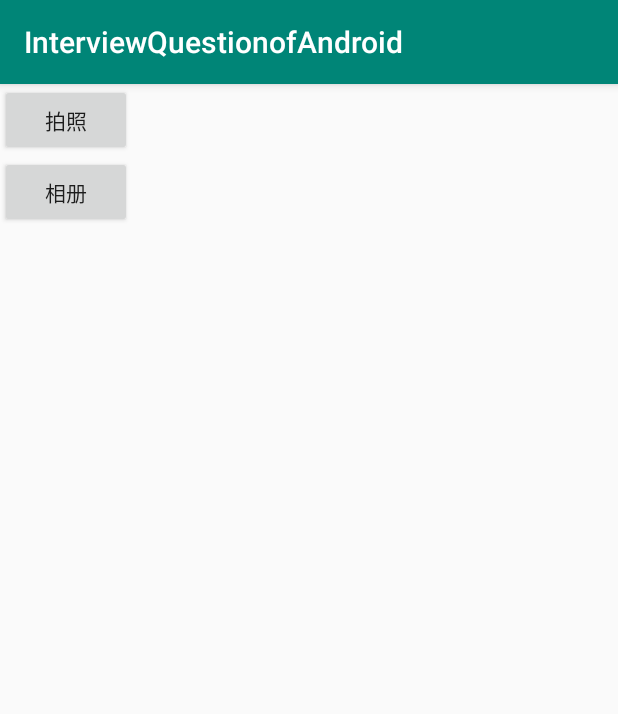
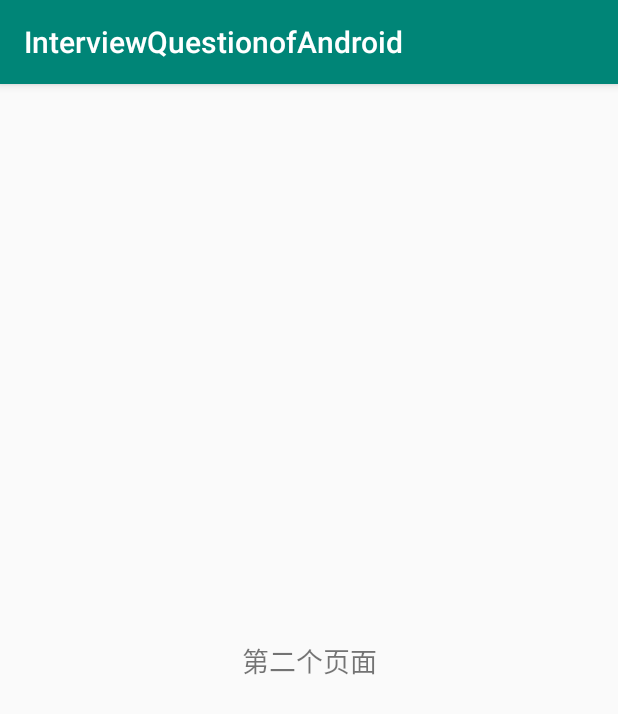
Before and after one commit to CandiceYT/InterviewQuestionofAndroid, an Android app: the screen it shows after launch (MainActivity before the commit, Main2Activity after it), after a tap on "拍照", on a phone screen of 412 x 824 dp. Shown: the top 714 px of the screen. Run offline under Robolectric (Android 15) with nearby library versions, the light colour scheme and no system bars.

Commit message:
中高级题

```diff
--- a/app/build.gradle
+++ b/app/build.gradle
@@ -1,4 +1,6 @@
 apply plugin: 'com.android.application'
+apply plugin: 'kotlin-android'
+apply plugin: 'kotlin-android-extensions'
 
 android {
     compileSdkVersion 28
@@ -29,4 +31,5 @@ dependencies {
     testImplementation 'junit:junit:4.12'
     androidTestImplementation 'com.android.support.test:runner:1.0.2'
     androidTestImplementation 'com.android.support.test.espresso:espresso-core:3.0.2'
+    implementation "org.jetbrains.kotlin:kotlin-stdlib-jdk7:$kotlin_version"
 }
--- a/app/src/main/AndroidManifest.xml
+++ b/app/src/main/AndroidManifest.xml
@@ -9,6 +9,8 @@
         android:roundIcon="@mipmap/ic_launcher_round"
         android:supportsRtl="true"
         android:theme="@style/AppTheme">
+        <activity android:name=".Main2Activity">
+        </activity>
         <activity android:name=".MainActivity">
             <intent-filter>
                 <action android:name="android.intent.action.MAIN"/>
--- /dev/null
+++ b/app/src/main/java/com/candice/interviewquestionofandroid/Main2Activity.kt
@@ -0,0 +1,64 @@
+package com.candice.interviewquestionofandroid
+
+import android.content.Context
+import android.content.Intent
+import android.os.Bundle
+import android.support.v7.app.AppCompatActivity
+import android.util.Log
+
+class Main2Activity : AppCompatActivity() {
+
+	override fun onCreate(savedInstanceState: Bundle?) {
+		super.onCreate(savedInstanceState)
+		setContentView(R.layout.activity_main2)
+		Log.e(MainActivity.TAG, "onCreate(2)")
+	}
+
+	override fun onStart() {
+		super.onStart()
+		Log.e(MainActivity.TAG, "onStart(2)")
+
+
+	}
+
+	override fun onResume() {
+		super.onResume()
+		Log.e(MainActivity.TAG, "onResume(2)")
+
+	}
+
+	override fun onPause() {
+		super.onPause()
+		Log.e(MainActivity.TAG, "onPause(2)")
+
+	}
+
+	override fun onStop() {
+		super.onStop()
+		Log.e(MainActivity.TAG, "onStop(2)")
+
+	}
+
+	override fun onRestart() {
+		super.onRestart()
+		Log.e(MainActivity.TAG, "onRestart(2)")
+
+	}
+
+	override fun onDestroy() {
+		super.onDestroy()
+		Log.e(MainActivity.TAG, "onDestroy(2)")
+
+	}
+
+	companion object {
+		@JvmStatic
+		fun launch(context: Context) {
+			val intent = Intent()
+			intent.setClass(context,Main2Activity::class.java)
+			context.startActivity(intent)
+		}
+	}
+
+
+}
--- a/app/src/main/java/com/candice/interviewquestionofandroid/MainActivity.java
+++ b/app/src/main/java/com/candice/interviewquestionofandroid/MainActivity.java
@@ -1,12 +1,15 @@
 package com.candice.interviewquestionofandroid;
 
+import android.content.DialogInterface;
 import android.os.Bundle;
+import android.support.v7.app.AlertDialog;
 import android.support.v7.app.AppCompatActivity;
 import android.util.Log;
 import android.view.View;
 import android.widget.Button;
 
 public class MainActivity extends AppCompatActivity implements View.OnClickListener {
+	public static final String TAG =MainActivity.class.getSimpleName();
 
 	private final  static int REQUEST_CODE_CAPTURE = 0;
 	private Button mBtnTakePic;
@@ -23,7 +26,7 @@ public class MainActivity extends AppCompatActivity implements View.OnClickListe
 
 		mBtnTakePic.setOnClickListener(this);
 		mBtnOpen.setOnClickListener(this);
-		Log.e("TAG","onCreate");
+		Log.e(TAG,"onCreate");
 
 
 	}
@@ -32,7 +35,7 @@ public class MainActivity extends AppCompatActivity implements View.OnClickListe
 	@Override
 	protected void onStart() {
 		super.onStart();
-		Log.e("TAG","onStart");
+		Log.e(TAG,"onStart");
 
 	}
 
@@ -40,28 +43,35 @@ public class MainActivity extends AppCompatActivity implements View.OnClickListe
 	@Override
 	protected void onResume() {
 		super.onResume();
-		Log.e("TAG","onResume");
+		Log.e(TAG,"onResume");
+
+	}
+
+	@Override
+	protected void onPause() {
+		super.onPause();
+		Log.e(TAG,"onPause");
 
 	}
 
 	@Override
 	protected void onStop() {
 		super.onStop();
-		Log.e("TAG","onStop");
+		Log.e(TAG,"onStop");
 
 	}
 
 	@Override
 	protected void onRestart() {
 		super.onRestart();
-		Log.e("TAG","onRestart");
+		Log.e(TAG,"onRestart");
 
 	}
 
 	@Override
 	protected void onDestroy() {
 		super.onDestroy();
-		Log.e("TAG","onDestroy");
+		Log.e(TAG,"onDestroy");
 
 	}
 
@@ -79,9 +89,21 @@ public class MainActivity extends AppCompatActivity implements View.OnClickListe
 	public void onClick(View v) {
 		switch ( v.getId() ){
 			case R.id.btn_take_pics:
-				takePhotos();
+//				takePhotos();
+           Main2Activity.launch(MainActivity.this);
 				break;
 			case R.id.btn_open:
+				AlertDialog.Builder builder = new AlertDialog.Builder(MainActivity.this);
+				builder.setTitle("提示")
+					   .setMessage("测试弹出dialog时，Activity的声明周期")
+					   .setCancelable(false)
+					   .setPositiveButton("确定", new DialogInterface.OnClickListener() {
+						   @Override
+						   public void onClick(DialogInterface dialog, int which) {
+							   dialog.dismiss();
+						   }
+					   }).show();
+
 				break;
 		}
 	}
--- /dev/null
+++ b/app/src/main/res/layout/activity_main2.xml
@@ -0,0 +1,21 @@
+<?xml version="1.0" encoding="utf-8"?>
+<android.support.constraint.ConstraintLayout
+    xmlns:android="http://schemas.android.com/apk/res/android"
+    xmlns:app="http://schemas.android.com/apk/res-auto"
+    xmlns:tools="http://schemas.android.com/tools"
+    android:layout_width="match_parent"
+    android:layout_height="match_parent"
+    tools:context=".Main2Activity">
+
+
+    <TextView
+        android:text="第二个页面"
+        android:textSize="18sp"
+        app:layout_constraintTop_toTopOf="parent"
+        app:layout_constraintBottom_toBottomOf="parent"
+        app:layout_constraintRight_toRightOf="parent"
+        app:layout_constraintLeft_toLeftOf="parent"
+        android:layout_width="wrap_content"
+        android:layout_height="wrap_content"/>
+
+</android.support.constraint.ConstraintLayout>
--- a/build.gradle
+++ b/build.gradle
@@ -1,6 +1,8 @@
 // Top-level build file where you can add configuration options common to all sub-projects/modules.
 
 buildscript {
+    ext.kotlin_version = '1.3.11'
+
     repositories {
         google()
         jcenter()
@@ -11,7 +13,7 @@ buildscript {
 
         // NOTE: Do not place your application dependencies here; they belong
         // in the individual module build.gradle files
-    }
+    classpath "org.jetbrains.kotlin:kotlin-gradle-plugin:$kotlin_version" }
 }
 
 allprojects {
```
Also changed, not shown: 2 other files.
